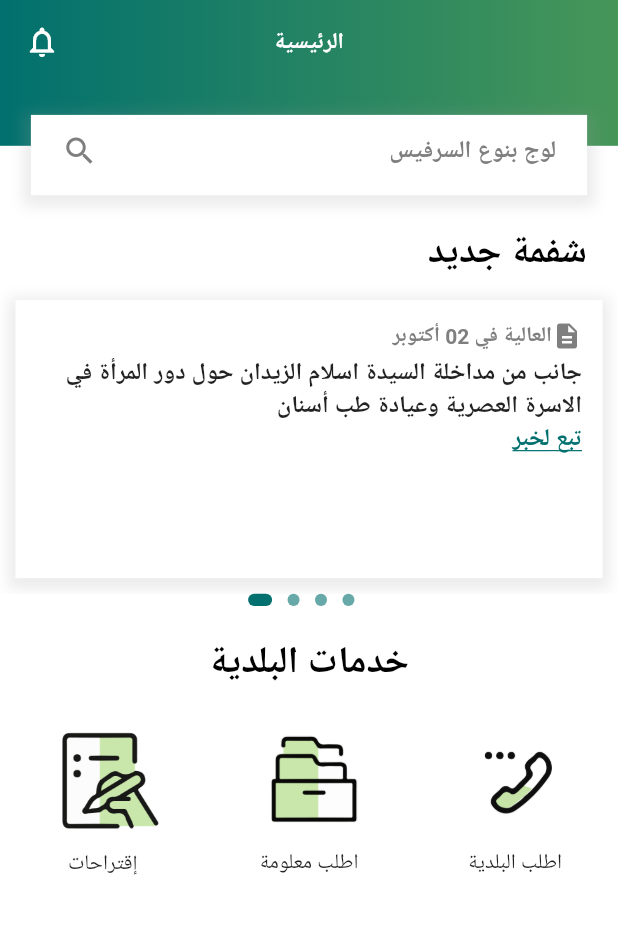
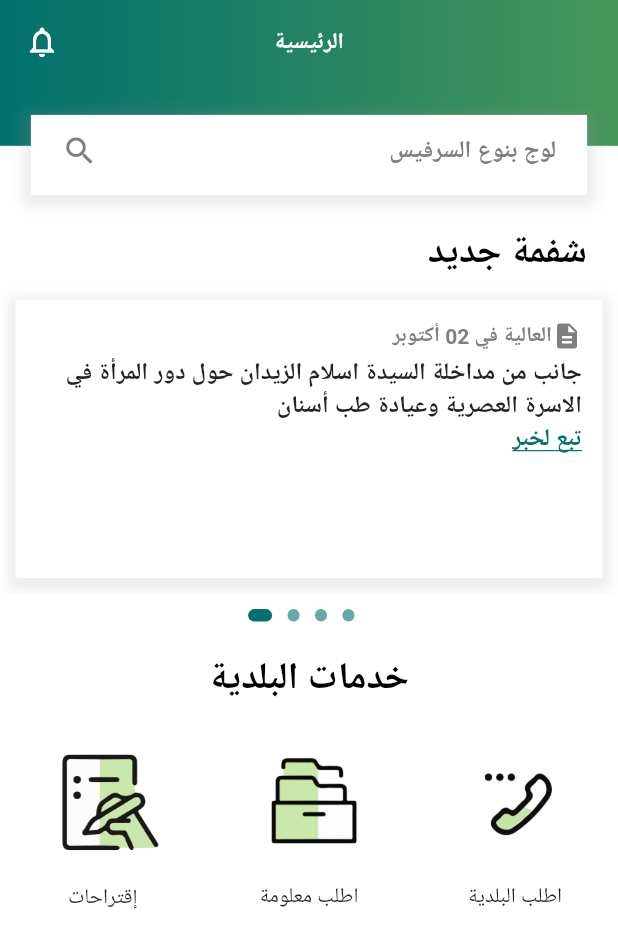
Before and after one commit to BrahimTuijine/nsaqseek, a Flutter app: the HomeView screen opened by its route, on a phone screen of 412 x 824 dp. Shown: the top 948 px of the screen. Run offline on Flutter 3.47's test engine with Material 2 defaults, Android fonts, the phone set to English and light mode, and no system bars; our stand-ins replace bottom_navy_bar, firebase_core, firebase_messaging, get, shared_preferences; missing offline and left inert: jwt_decode; accounts and stored records are empty.

Commit message:
fix overflow

```diff
--- a/lib/app/modules/home/views/home_view.dart
+++ b/lib/app/modules/home/views/home_view.dart
@@ -103,12 +103,13 @@ class HomeView extends GetView<HomeController> {
                       itemCount: 4,
                       itemBuilder: (_, int index) {
                         return Padding(
-                          padding: EdgeInsets.all(Get.width * .1 / 4),
+                          padding: EdgeInsets.all(Get.width * .1 / 4  ),
                           child: const CustomNews(),
                         );
                       },
                     ),
                   ),
+                  SizedBox(height: Get.width * .1 / 4,),
                   Row(
                     mainAxisAlignment: MainAxisAlignment.center,
                     children: List.generate(4, (index) {
@@ -144,7 +145,7 @@ class HomeView extends GetView<HomeController> {
                     mainAxisAlignment: MainAxisAlignment.spaceAround,
                     children: [
                       SizedBox(
-                        height: Get.width * .26,
+                        height: Get.width * .3,
                         width: Get.width * .2,
                         child: Column(
                           mainAxisAlignment: MainAxisAlignment.spaceAround,
@@ -158,7 +159,7 @@ class HomeView extends GetView<HomeController> {
                         ),
                       ),
                       SizedBox(
-                        height: Get.width * .26,
+                        height: Get.width * .3,
                         width: Get.width * .2,
                         child: Column(
                           mainAxisAlignment: MainAxisAlignment.spaceAround,
@@ -172,7 +173,7 @@ class HomeView extends GetView<HomeController> {
                         ),
                       ),
                       SizedBox(
-                        height: Get.width * .26,
+                        height: Get.width * .3,
                         width: Get.width * .2,
                         child: Column(
                           mainAxisAlignment: MainAxisAlignment.spaceAround,
```
